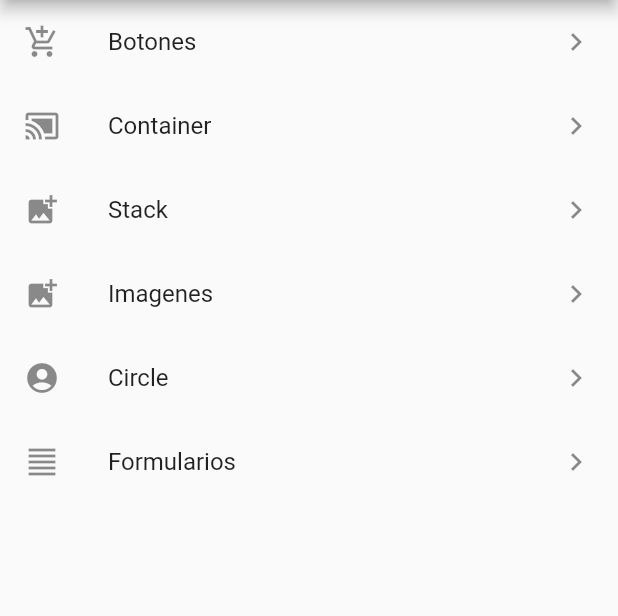
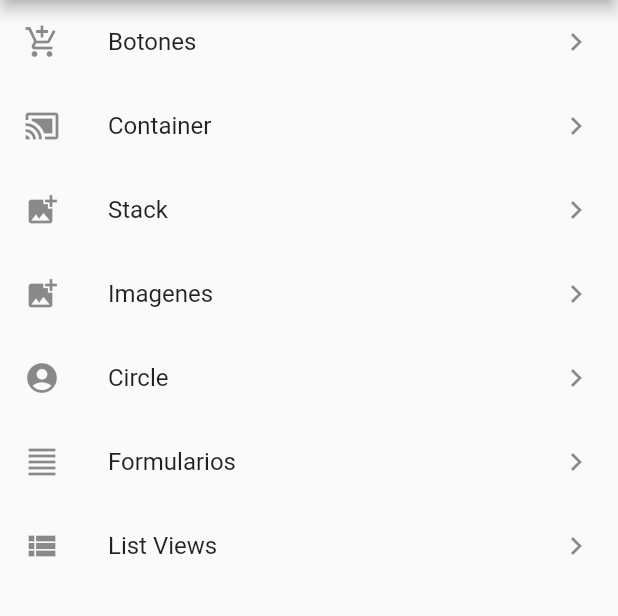
Before and after one commit to ConociendoFlutter/widgets_flutter_app, a Flutter app: the screen it shows after launch, on a phone screen of 412 x 824 dp, the part 84-700 px from its top. Run offline on Flutter 3.47's test engine with Material 2 defaults, Android fonts, the phone set to English and light mode, and no system bars.

Commit message:
Add listView

```diff
--- a/lib/main.dart
+++ b/lib/main.dart
@@ -7,6 +7,7 @@ import 'package:widgets_flutter_app/src/pages/container_page.dart';
 import 'package:widgets_flutter_app/src/pages/formulario_page.dart';
 import 'package:widgets_flutter_app/src/pages/home_page.dart';
 import 'package:widgets_flutter_app/src/pages/images_page.dart';
+import 'package:widgets_flutter_app/src/pages/listView_page.dart';
 import 'package:widgets_flutter_app/src/pages/stack_page.dart';
 
 void main() => runApp(MyApp());
@@ -26,7 +27,8 @@ class MyApp extends StatelessWidget {
         'cards': (BuildContext context) => CardsPage(),
         'circle': (BuildContext context) => CirclePage(),
         'alert': (BuildContext context) => AlertPage(),
-        'formulario': (BuildContext context) => FormularioPage()
+        'formulario': (BuildContext context) => FormularioPage(),
+        'listview': (BuildContext context) => ListViewsPage()
       },
     );
   }
--- a/lib/src/pages/home_page.dart
+++ b/lib/src/pages/home_page.dart
@@ -57,6 +57,14 @@ class HomePage extends StatelessWidget {
               title: Text('Formularios'),
               trailing: Icon(Icons.keyboard_arrow_right),
             ),
+            ListTile(
+              onTap: () {
+                Navigator.pushNamed(context, 'listview');
+              },
+              leading: Icon(Icons.view_list),
+              title: Text('List Views'),
+              trailing: Icon(Icons.keyboard_arrow_right),
+            ),
           ],
         ));
   }
```
Also changed, not shown: lib/src/pages/listView_page.dart (added, +48 -0 lines).
